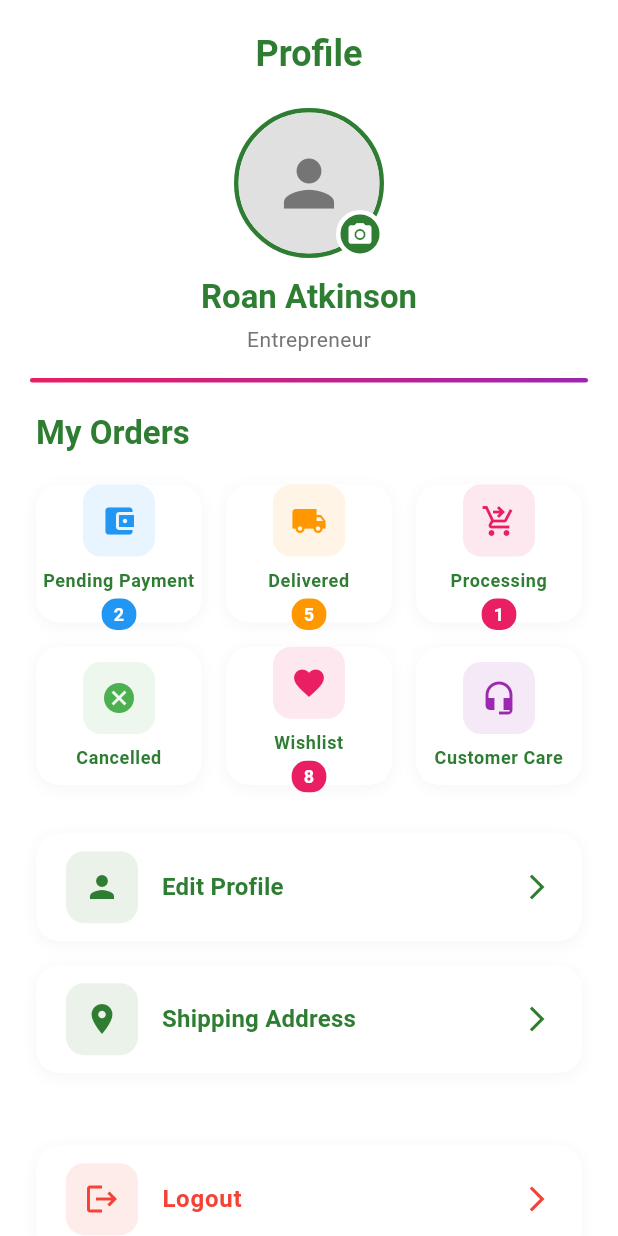
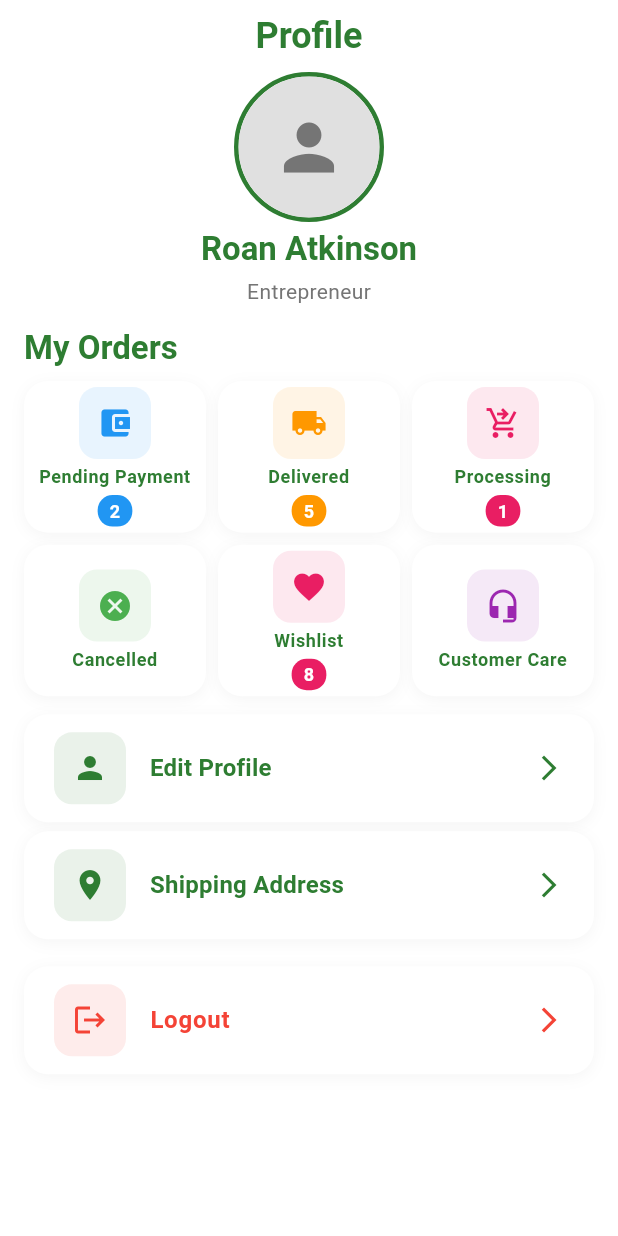
Before and after one commit to Leul4ever/selambuy, a Flutter app: the ProfilePage screen opened directly, on a phone screen of 412 x 824 dp. Run offline on Flutter 3.47's test engine with Material 3 defaults, Android fonts, the phone set to English and light mode, and no system bars; our stand-ins replace dartz, equatable, flutter_bloc, flutter_svg, get_it; network calls fail.

Commit message:
bottom overflow fix

```diff
--- a/lib/features/profile/data/datasources/profile_local_datasource.dart
+++ b/lib/features/profile/data/datasources/profile_local_datasource.dart
@@ -1,6 +1,5 @@
 import 'dart:convert';
 import 'package:flutter/material.dart';
-import 'package:shared_preferences/shared_preferences.dart';
 import '../models/user_profile_model.dart';
 import '../models/order_status_model.dart';
 import '../models/profile_menu_item_model.dart';
@@ -17,12 +16,12 @@ class ProfileLocalDataSourceImpl implements ProfileLocalDataSource {
   static const String _profileKey = 'user_profile';
   static const String _orderStatusesKey = 'order_statuses';
   static const String _profileMenuItemsKey = 'profile_menu_items';
+  static final Map<String, String> _memoryStore = <String, String>{};
 
   @override
   Future<UserProfileModel?> getUserProfile() async {
     try {
-      final prefs = await SharedPreferences.getInstance();
-      final profileJson = prefs.getString(_profileKey);
+      final profileJson = _memoryStore[_profileKey];
       if (profileJson != null) {
         return UserProfileModel.fromJson(json.decode(profileJson));
       }
@@ -35,8 +34,7 @@ class ProfileLocalDataSourceImpl implements ProfileLocalDataSource {
   @override
   Future<void> saveUserProfile(UserProfileModel profile) async {
     try {
-      final prefs = await SharedPreferences.getInstance();
-      await prefs.setString(_profileKey, json.encode(profile.toJson()));
+      _memoryStore[_profileKey] = json.encode(profile.toJson());
     } catch (e) {
       throw Exception('Failed to save profile data');
     }
@@ -113,8 +111,7 @@ class ProfileLocalDataSourceImpl implements ProfileLocalDataSource {
   @override
   Future<void> clearProfileData() async {
     try {
-      final prefs = await SharedPreferences.getInstance();
-      await prefs.remove(_profileKey);
+      _memoryStore.remove(_profileKey);
     } catch (e) {
       throw Exception('Failed to clear profile data');
     }
--- a/lib/features/profile/presentation/pages/profile_page.dart
+++ b/lib/features/profile/presentation/pages/profile_page.dart
@@ -70,6 +70,7 @@ class _ProfilePageState extends State<ProfilePage> {
 
             if (state is ProfileLoaded) {
               return SingleChildScrollView(
+                padding: const EdgeInsets.only(bottom: 12),
                 child: Column(
                   children: [
                     // Profile Header
@@ -84,7 +85,7 @@ class _ProfilePageState extends State<ProfilePage> {
                     // Logout Button
                     const LogoutButtonWidget(),
 
-                    const SizedBox(height: 32),
+                    const SizedBox(height: 12),
                   ],
                 ),
               );
--- a/lib/features/profile/presentation/widgets/logout_button_widget.dart
+++ b/lib/features/profile/presentation/widgets/logout_button_widget.dart
@@ -8,10 +8,10 @@ class LogoutButtonWidget extends StatelessWidget {
   @override
   Widget build(BuildContext context) {
     return Container(
-      padding: const EdgeInsets.symmetric(horizontal: 24),
+      padding: const EdgeInsets.symmetric(horizontal: 16),
       child: Column(
         children: [
-          const SizedBox(height: 32),
+          const SizedBox(height: 12),
           BlocListener<ProfileBloc, ProfileState>(
             listener: (context, state) {
               if (state is ProfileLoggedOut) {
--- a/lib/features/profile/presentation/widgets/order_status_grid_widget.dart
+++ b/lib/features/profile/presentation/widgets/order_status_grid_widget.dart
@@ -9,7 +9,7 @@ class OrderStatusGridWidget extends StatelessWidget {
   @override
   Widget build(BuildContext context) {
     return Container(
-      padding: const EdgeInsets.symmetric(horizontal: 24),
+      padding: const EdgeInsets.symmetric(horizontal: 16),
       child: Column(
         crossAxisAlignment: CrossAxisAlignment.start,
         children: [
@@ -20,7 +20,7 @@ class OrderStatusGridWidget extends StatelessWidget {
                   color: const Color(0xFF2E7D32),
                 ),
           ),
-          const SizedBox(height: 20),
+          const SizedBox(height: 8),
           FutureBuilder<List<OrderStatusModel>>(
             future: ProfileLocalDataSourceImpl().getOrderStatuses(),
             builder: (context, snapshot) {
@@ -40,8 +40,8 @@ class OrderStatusGridWidget extends StatelessWidget {
                 physics: const NeverScrollableScrollPhysics(),
                 gridDelegate: const SliverGridDelegateWithFixedCrossAxisCount(
                   crossAxisCount: 3,
-                  crossAxisSpacing: 16,
-                  mainAxisSpacing: 16,
+                  crossAxisSpacing: 8,
+                  mainAxisSpacing: 8,
                   childAspectRatio: 1.2,
                 ),
                 itemCount: orderStatuses.length,
@@ -86,7 +86,7 @@ class OrderStatusGridWidget extends StatelessWidget {
               size: 24,
             ),
           ),
-          const SizedBox(height: 8),
+          const SizedBox(height: 4),
           Text(
             status.title,
             style: Theme.of(context).textTheme.bodySmall?.copyWith(
--- a/lib/features/profile/presentation/widgets/profile_header_widget.dart
+++ b/lib/features/profile/presentation/widgets/profile_header_widget.dart
@@ -12,7 +12,7 @@ class ProfileHeaderWidget extends StatelessWidget {
   @override
   Widget build(BuildContext context) {
     return Container(
-      padding: const EdgeInsets.all(20),
+      padding: const EdgeInsets.all(8),
       child: Column(
         children: [
           // Title only (no back button since this is a tab)
@@ -24,11 +24,9 @@ class ProfileHeaderWidget extends StatelessWidget {
                 ),
           ),
 
-          const SizedBox(height: 20),
+          const SizedBox(height: 8),
 
-          // Profile picture with camera overlay
-          Stack(
-            children: [
+          // Profile picture
           Container(
             width: 100,
             height: 100,
@@ -54,31 +52,8 @@ class ProfileHeaderWidget extends StatelessWidget {
               ),
             ),
           ),
-              Positioned(
-                bottom: 0,
-                right: 0,
-                child: Container(
-                  width: 32,
-                  height: 32,
-                  decoration: BoxDecoration(
-                    color: const Color(0xFF2E7D32),
-                    shape: BoxShape.circle,
-                    border: Border.all(
-                      color: Colors.white,
-                      width: 3,
-                    ),
-                  ),
-                  child: const Icon(
-                    Icons.camera_alt,
-                    color: Colors.white,
-                    size: 18,
-                  ),
-                ),
-              ),
-            ],
-          ),
 
-          const SizedBox(height: 12),
+          const SizedBox(height: 4),
 
           // User name and profession
           Text(
@@ -98,21 +73,7 @@ class ProfileHeaderWidget extends StatelessWidget {
                 ),
           ),
 
-          const SizedBox(height: 16),
-
-          // Decorative curved band
-          Container(
-            height: 3,
-            decoration: BoxDecoration(
-              gradient: LinearGradient(
-                colors: [
-                  const Color(0xFFE91E63),
-                  const Color(0xFF9C27B0),
-                ],
-              ),
-              borderRadius: BorderRadius.circular(2),
-            ),
-          ),
+          const SizedBox(height: 6),
         ],
       ),
     );
--- a/lib/features/profile/presentation/widgets/profile_menu_list_widget.dart
+++ b/lib/features/profile/presentation/widgets/profile_menu_list_widget.dart
@@ -8,11 +8,11 @@ class ProfileMenuListWidget extends StatelessWidget {
   @override
   Widget build(BuildContext context) {
     return Container(
-      padding: const EdgeInsets.symmetric(horizontal: 24),
+      padding: const EdgeInsets.symmetric(horizontal: 16),
       child: Column(
         crossAxisAlignment: CrossAxisAlignment.start,
         children: [
-          const SizedBox(height: 32),
+          const SizedBox(height: 12),
           FutureBuilder<List<ProfileMenuItemModel>>(
             future: ProfileLocalDataSourceImpl().getProfileMenuItems(),
             builder: (context, snapshot) {
@@ -40,7 +40,7 @@ class ProfileMenuListWidget extends StatelessWidget {
 
   Widget _buildMenuItem(BuildContext context, ProfileMenuItemModel item) {
     return Container(
-      margin: const EdgeInsets.only(bottom: 16),
+      margin: const EdgeInsets.only(bottom: 6),
       decoration: BoxDecoration(
         color: Colors.white,
         borderRadius: BorderRadius.circular(16),
--- a/pubspec.yaml
+++ b/pubspec.yaml
@@ -35,7 +35,7 @@ dependencies:
   equatable: ^2.0.5
   flutter_svg: ^2.0.9
   dartz: ^0.10.1
-  shared_preferences: ^2.2.2
+
 
 
 
```
Also changed, not shown: pubspec.lock, 2 other files. Lines whose indentation alone changed are shown as unchanged.
